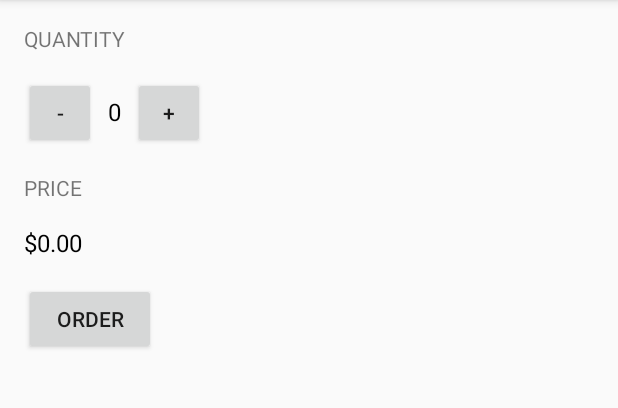
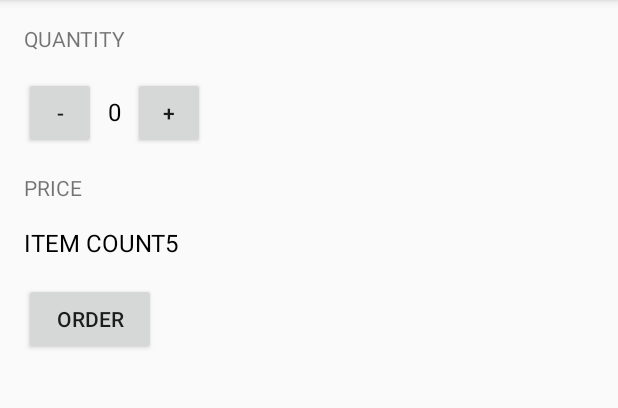
Before and after one commit to tr0lczyk/JustJava, an Android app: the screen it shows after launch (MainActivity), after a tap on "ORDER", on a phone screen of 412 x 824 dp, the part 84-492 px from its top. Run offline under Robolectric (Android 15) with nearby library versions, the phone set to English and light mode, and no system bars.

Commit message:
string addition

```diff
--- a/app/src/main/java/com/example/android/justjava/MainActivity.java
+++ b/app/src/main/java/com/example/android/justjava/MainActivity.java
@@ -49,7 +49,8 @@ public class MainActivity extends AppCompatActivity {
      * method called when order button is clicked
      */
     public void submitOrder(View view) {
-        displayPrice(quantity * 5);
+        String message = "Item count" + 5;
+        displayMessage(message);
     }
 
     /**
@@ -68,5 +69,13 @@ public class MainActivity extends AppCompatActivity {
         priceTextView.setText(NumberFormat.getCurrencyInstance().format(number));
     }
 
+    /**
+     * This method displays the given text on the screen.
+     */
+    private void displayMessage(String message) {
+        TextView priceTextView = (TextView) findViewById(R.id.price_text_view);
+        priceTextView.setText(message);
+    }
+
 
 }
--- a/app/src/main/res/layout/activity_main.xml
+++ b/app/src/main/res/layout/activity_main.xml
@@ -16,14 +16,15 @@
 
     <LinearLayout
         android:layout_width="match_parent"
-        android:layout_height="wrap_content">
+        android:layout_height="wrap_content"
+        android:orientation="horizontal">
 
         <Button
             android:layout_width="48dp"
             android:layout_height="48dp"
+            android:layout_marginRight="8dp"
             android:onClick="decrement"
-            android:text="-"
-            android:layout_marginRight="8dp"/>
+            android:text="-" />
 
         <TextView
             android:id="@+id/quantity_text_view"
@@ -37,9 +38,9 @@
         <Button
             android:layout_width="48dp"
             android:layout_height="48dp"
+            android:layout_marginLeft="8dp"
             android:onClick="increment"
-            android:text="+"
-            android:layout_marginLeft="8dp"/>
+            android:text="+" />
 
     </LinearLayout>
 
```
